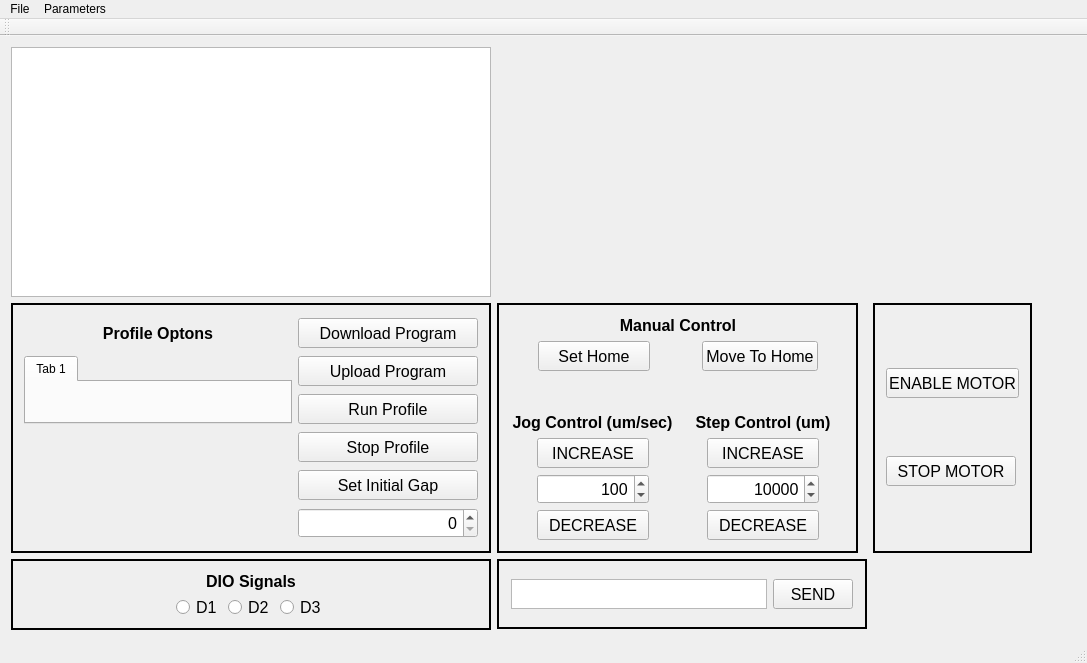
This is src/Window_GalilMotionController/mainwindow.ui in dmherrington/ECM-Control-System as Qt 5 draws it before an edit. The edited form follows.
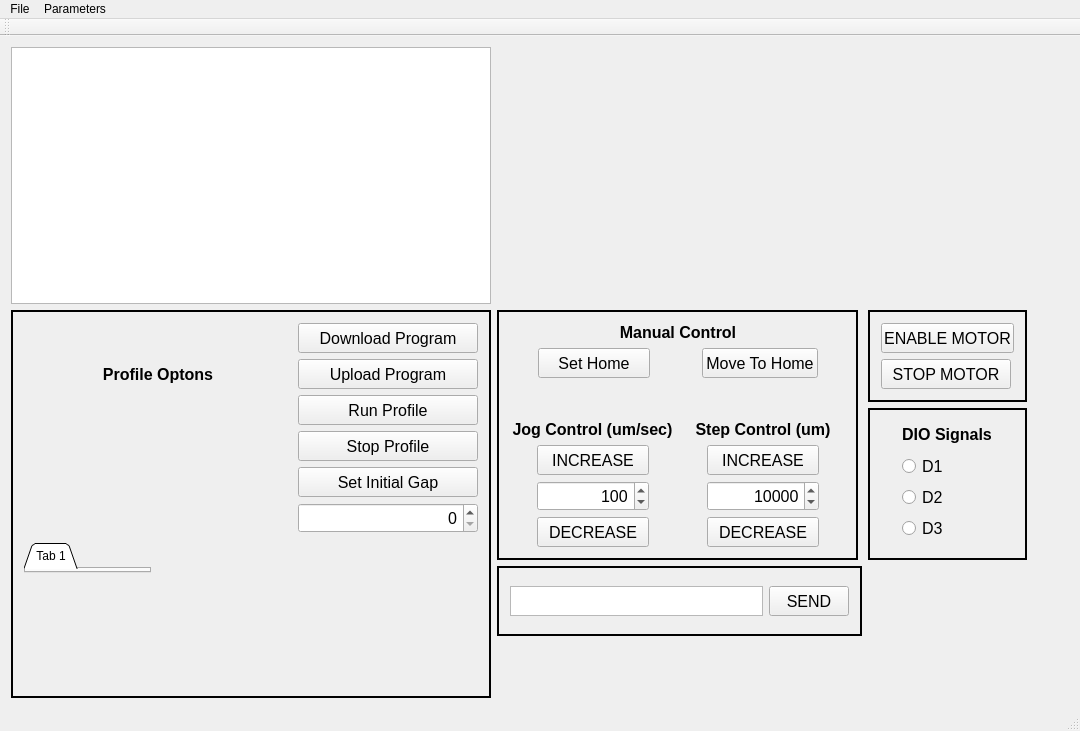
This is the edited form. Custom widgets are drawn as their Qt base class.

The edit to the form file:
```diff
--- a/src/Window_GalilMotionController/mainwindow.ui
+++ b/src/Window_GalilMotionController/mainwindow.ui
@@ -6,12 +6,12 @@
    <rect>
     <x>0</x>
     <y>0</y>
-    <width>1087</width>
-    <height>663</height>
+    <width>1080</width>
+    <height>731</height>
    </rect>
   </property>
   <property name="sizePolicy">
-   <sizepolicy hsizetype="MinimumExpanding" vsizetype="Preferred">
+   <sizepolicy hsizetype="Fixed" vsizetype="Fixed">
     <horstretch>0</horstretch>
     <verstretch>0</verstretch>
    </sizepolicy>
@@ -60,11 +60,11 @@
      </widget>
     </item>
     <item row="1" column="0" colspan="2">
-     <layout class="QGridLayout" name="gridLayout_9">
-      <item row="0" column="0">
+     <layout class="QGridLayout" name="gridLayout_5">
+      <item row="0" column="0" rowspan="4">
        <widget class="QFrame" name="frame_ProfileOptions">
         <property name="sizePolicy">
-         <sizepolicy hsizetype="Fixed" vsizetype="Fixed">
+         <sizepolicy hsizetype="MinimumExpanding" vsizetype="MinimumExpanding">
           <horstretch>0</horstretch>
           <verstretch>0</verstretch>
          </sizepolicy>
@@ -77,7 +77,7 @@
         </property>
         <property name="maximumSize">
          <size>
-          <width>480</width>
+          <width>2000</width>
           <height>16777215</height>
          </size>
         </property>
@@ -91,6 +91,19 @@
          <number>2</number>
         </property>
         <layout class="QGridLayout" name="gridLayout_2">
+         <item row="2" column="1">
+          <spacer name="verticalSpacer_4">
+           <property name="orientation">
+            <enum>Qt::Vertical</enum>
+           </property>
+           <property name="sizeHint" stdset="0">
+            <size>
+             <width>20</width>
+             <height>83</height>
+            </size>
+           </property>
+          </spacer>
+         </item>
          <item row="0" column="0">
           <widget class="QSplitter" name="splitter_2">
            <property name="orientation">
@@ -119,7 +132,9 @@
            </widget>
           </widget>
          </item>
-         <item row="0" column="1">
+         <item row="0" column="1" rowspan="2">
+          <layout class="QVBoxLayout" name="verticalLayout_4">
+           <item>
           <widget class="QPushButton" name="pushButton_DownloadProgram">
            <property name="sizePolicy">
             <sizepolicy hsizetype="Fixed" vsizetype="Fixed">
@@ -143,7 +158,7 @@
            </property>
           </widget>
          </item>
-         <item row="1" column="1">
+           <item>
           <widget class="QPushButton" name="pushButton_UploadProgram">
            <property name="sizePolicy">
             <sizepolicy hsizetype="Fixed" vsizetype="Fixed">
@@ -167,7 +182,7 @@
            </property>
           </widget>
          </item>
-         <item row="2" column="1">
+           <item>
           <widget class="QPushButton" name="pushButton_RunProfile">
            <property name="sizePolicy">
             <sizepolicy hsizetype="Fixed" vsizetype="Fixed">
@@ -191,7 +206,7 @@
            </property>
           </widget>
          </item>
-         <item row="3" column="1">
+           <item>
           <widget class="QPushButton" name="pushButton_StopProfile">
            <property name="sizePolicy">
             <sizepolicy hsizetype="Fixed" vsizetype="Fixed">
@@ -215,7 +230,7 @@
            </property>
           </widget>
          </item>
-         <item row="4" column="1">
+           <item>
           <widget class="QPushButton" name="pushButton_SetInitialGap">
            <property name="sizePolicy">
             <sizepolicy hsizetype="Fixed" vsizetype="Fixed">
@@ -239,7 +254,7 @@
            </property>
           </widget>
          </item>
-         <item row="5" column="1">
+           <item>
           <widget class="QSpinBox" name="spinBox_Jog_6">
            <property name="minimumSize">
             <size>
@@ -257,8 +272,19 @@
            </property>
           </widget>
          </item>
+          </layout>
+         </item>
          <item row="1" column="0" rowspan="2">
           <widget class="QTabWidget" name="tabWidget">
+           <property name="sizePolicy">
+            <sizepolicy hsizetype="Fixed" vsizetype="Fixed">
+             <horstretch>0</horstretch>
+             <verstretch>0</verstretch>
+            </sizepolicy>
+           </property>
+           <property name="tabShape">
+            <enum>QTabWidget::Triangular</enum>
+           </property>
            <property name="currentIndex">
             <number>0</number>
            </property>
@@ -280,7 +306,7 @@
         <zorder>tabWidget</zorder>
        </widget>
       </item>
-      <item row="0" column="1">
+      <item row="0" column="1" rowspan="2">
        <widget class="QFrame" name="frame_MaunalControl">
         <property name="sizePolicy">
          <sizepolicy hsizetype="Fixed" vsizetype="Fixed">
@@ -781,17 +807,17 @@
         </layout>
        </widget>
       </item>
-      <item row="1" column="0">
+      <item row="1" column="2">
        <widget class="QFrame" name="frame_ProfileOptions_2">
         <property name="sizePolicy">
-         <sizepolicy hsizetype="Fixed" vsizetype="Fixed">
+         <sizepolicy hsizetype="MinimumExpanding" vsizetype="MinimumExpanding">
           <horstretch>0</horstretch>
           <verstretch>0</verstretch>
          </sizepolicy>
         </property>
         <property name="minimumSize">
          <size>
-          <width>480</width>
+          <width>152</width>
           <height>70</height>
          </size>
         </property>
@@ -804,32 +830,9 @@
         <property name="lineWidth">
          <number>2</number>
         </property>
-        <layout class="QGridLayout" name="gridLayout_5">
-         <item row="0" column="0">
-          <widget class="QLabel" name="label_ManualControl_5">
-           <property name="sizePolicy">
-            <sizepolicy hsizetype="Preferred" vsizetype="Fixed">
-             <horstretch>0</horstretch>
-             <verstretch>0</verstretch>
-            </sizepolicy>
-           </property>
-           <property name="font">
-            <font>
-             <pointsize>12</pointsize>
-             <weight>75</weight>
-             <bold>true</bold>
-            </font>
-           </property>
-           <property name="text">
-            <string>DIO Signals</string>
-           </property>
-           <property name="alignment">
-            <set>Qt::AlignCenter</set>
-           </property>
-          </widget>
-         </item>
+        <layout class="QGridLayout" name="gridLayout_3">
          <item row="1" column="0">
-          <layout class="QHBoxLayout" name="horizontalLayout_3">
+          <layout class="QVBoxLayout" name="verticalLayout_3">
            <item>
             <widget class="QRadioButton" name="radioButton_D1">
              <property name="sizePolicy">
@@ -886,10 +889,33 @@
            </item>
           </layout>
          </item>
+         <item row="0" column="0">
+          <widget class="QLabel" name="label_ManualControl_5">
+           <property name="sizePolicy">
+            <sizepolicy hsizetype="Preferred" vsizetype="Fixed">
+             <horstretch>0</horstretch>
+             <verstretch>0</verstretch>
+            </sizepolicy>
+           </property>
+           <property name="font">
+            <font>
+             <pointsize>12</pointsize>
+             <weight>75</weight>
+             <bold>true</bold>
+            </font>
+           </property>
+           <property name="text">
+            <string>DIO Signals</string>
+           </property>
+           <property name="alignment">
+            <set>Qt::AlignCenter</set>
+           </property>
+          </widget>
+         </item>
         </layout>
        </widget>
       </item>
-      <item row="1" column="1">
+      <item row="2" column="1">
        <widget class="QFrame" name="frame_ProfileOptions_3">
         <property name="sizePolicy">
          <sizepolicy hsizetype="Fixed" vsizetype="Fixed">
@@ -899,7 +925,7 @@
         </property>
         <property name="minimumSize">
          <size>
-          <width>370</width>
+          <width>350</width>
           <height>70</height>
          </size>
         </property>
@@ -939,8 +965,8 @@
               <string>&lt;!DOCTYPE HTML PUBLIC &quot;-//W3C//DTD HTML 4.0//EN&quot; &quot;http://www.w3.org/TR/REC-html40/strict.dtd&quot;&gt;
 &lt;html&gt;&lt;head&gt;&lt;meta name=&quot;qrichtext&quot; content=&quot;1&quot; /&gt;&lt;style type=&quot;text/css&quot;&gt;
 p, li { white-space: pre-wrap; }
-&lt;/style&gt;&lt;/head&gt;&lt;body style=&quot; font-family:'MS Shell Dlg 2'; font-size:8.25pt; font-weight:400; font-style:normal;&quot;&gt;
-&lt;p style=&quot;-qt-paragraph-type:empty; margin-top:0px; margin-bottom:0px; margin-left:0px; margin-right:0px; -qt-block-indent:0; text-indent:0px;&quot;&gt;&lt;br /&gt;&lt;/p&gt;&lt;/body&gt;&lt;/html&gt;</string>
+&lt;/style&gt;&lt;/head&gt;&lt;body style=&quot; font-family:'Ubuntu'; font-size:11pt; font-weight:400; font-style:normal;&quot;&gt;
+&lt;p style=&quot;-qt-paragraph-type:empty; margin-top:0px; margin-bottom:0px; margin-left:0px; margin-right:0px; -qt-block-indent:0; text-indent:0px; font-family:'MS Shell Dlg 2'; font-size:8.25pt;&quot;&gt;&lt;br /&gt;&lt;/p&gt;&lt;/body&gt;&lt;/html&gt;</string>
              </property>
             </widget>
            </item>
@@ -973,6 +999,32 @@
         </layout>
        </widget>
       </item>
+      <item row="2" column="2" rowspan="2">
+       <spacer name="verticalSpacer_3">
+        <property name="orientation">
+         <enum>Qt::Vertical</enum>
+        </property>
+        <property name="sizeHint" stdset="0">
+         <size>
+          <width>20</width>
+          <height>118</height>
+         </size>
+        </property>
+       </spacer>
+      </item>
+      <item row="3" column="1">
+       <spacer name="verticalSpacer_2">
+        <property name="orientation">
+         <enum>Qt::Vertical</enum>
+        </property>
+        <property name="sizeHint" stdset="0">
+         <size>
+          <width>20</width>
+          <height>62</height>
+         </size>
+        </property>
+       </spacer>
+      </item>
      </layout>
     </item>
     <item row="1" column="2">
@@ -995,8 +1047,8 @@
     <rect>
      <x>0</x>
      <y>0</y>
-     <width>1087</width>
-     <height>21</height>
+     <width>1080</width>
+     <height>22</height>
     </rect>
    </property>
    <widget class="QMenu" name="menuGalil">
```
Left out of the diff: 327 changed lines with no effect on the pictures. Lines whose indentation alone changed are shown as unchanged.
